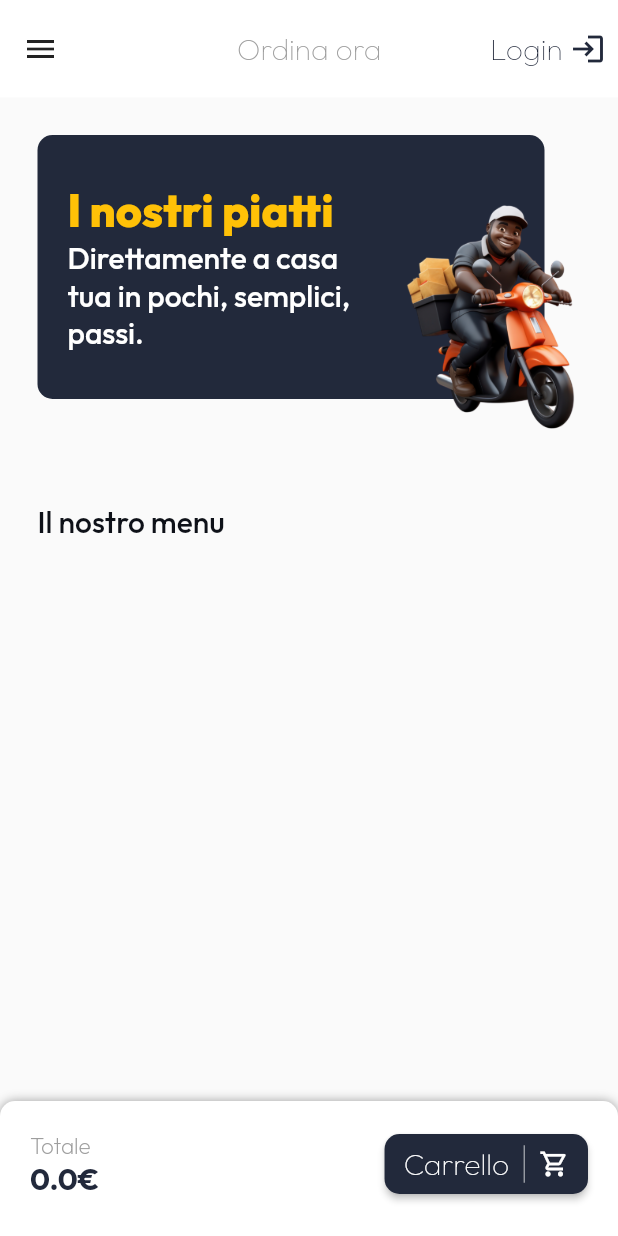
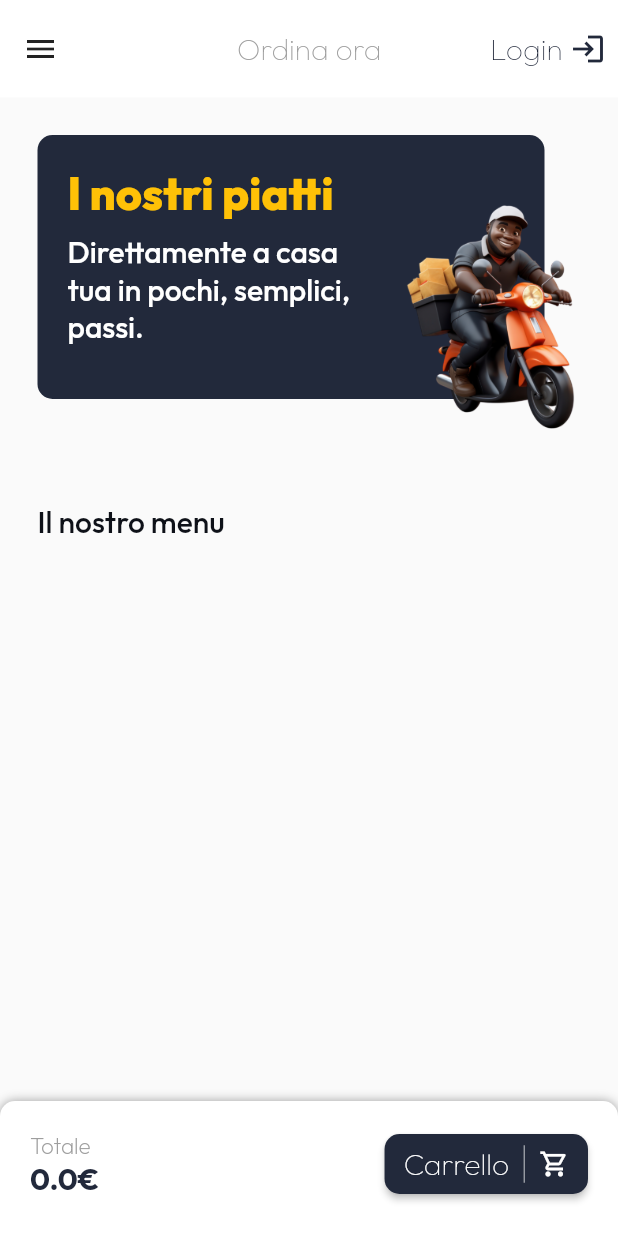
Before and after one commit to NunzioDA/food_delivery_app, a Flutter app: the screen it shows after launch, after a tap on "Login", on a phone screen of 412 x 824 dp. Run offline on Flutter 3.47's test engine with Material 3 defaults, Android fonts, the phone set to English and light mode, and no system bars; drawn by our look-alikes of auto_size_text; our stand-ins replace bloc, cached_network_image, connectivity_plus, cross_file, flutter_bloc, gap and 5 more; network calls fail.

Commit message:
Fix bug e miglioramenti UI

```diff
--- a/lib/Data/Model/fda_user.dart
+++ b/lib/Data/Model/fda_user.dart
@@ -13,18 +13,15 @@ class FdaUser
 
 class FdaUserInfo{
   final String name;
-  final String image;
   final bool hasPermission;
 
   const FdaUserInfo(
     this.name,
-    this.image,
     this.hasPermission
   );
 
 
   FdaUserInfo.fromJson(json):
     name = json["name"],
-    image = json["profile_pic"],
     hasPermission = json["has_permission"].toString() == "1";
 }
--- a/lib/Presentation/Pages/make_order_page.dart
+++ b/lib/Presentation/Pages/make_order_page.dart
@@ -365,7 +365,6 @@ class HeaderMakeOrderPage extends StatelessWidget
                             maxWidth: 700
                           ),
                           child: Row(
-                            crossAxisAlignment: CrossAxisAlignment.stretch,
                             mainAxisSize: MainAxisSize.min,
                             children: [
                               Expanded(
@@ -374,19 +373,25 @@ class HeaderMakeOrderPage extends StatelessWidget
                                   crossAxisAlignment: CrossAxisAlignment.stretch,
                                   mainAxisAlignment: MainAxisAlignment.center,
                                   children: [
-                                    Text(
+                                    Expanded(
+                                      flex: 1,
+                                      child: AutoSizeText(
                                         "I nostri piatti",
                                         style:Theme.of(context)
                                         .textTheme.headlineMedium?.copyWith(
                                           color: Theme.of(context).colorScheme.secondary
                                         ),
                                       ),
-                                    AutoSizeText(
+                                    ),
+                                    Expanded(
+                                      flex: 2,
+                                      child: AutoSizeText(
                                         "Direttamente a casa tua "
                                         "in pochi, semplici, passi. ",
                                         style:Theme.of(context)
                                         .textTheme.titleMedium?.copyWith(
                                           color: Colors.white
+                                        ),
                                       ),
                                     ),
                                   ],
```
Also changed, not shown: lib/Presentation/Pages/complete_order_page.dart (+8 -4 lines), lib/Presentation/Pages/login_page.dart (+6 -8 lines). Lines whose indentation alone changed are shown as unchanged.
